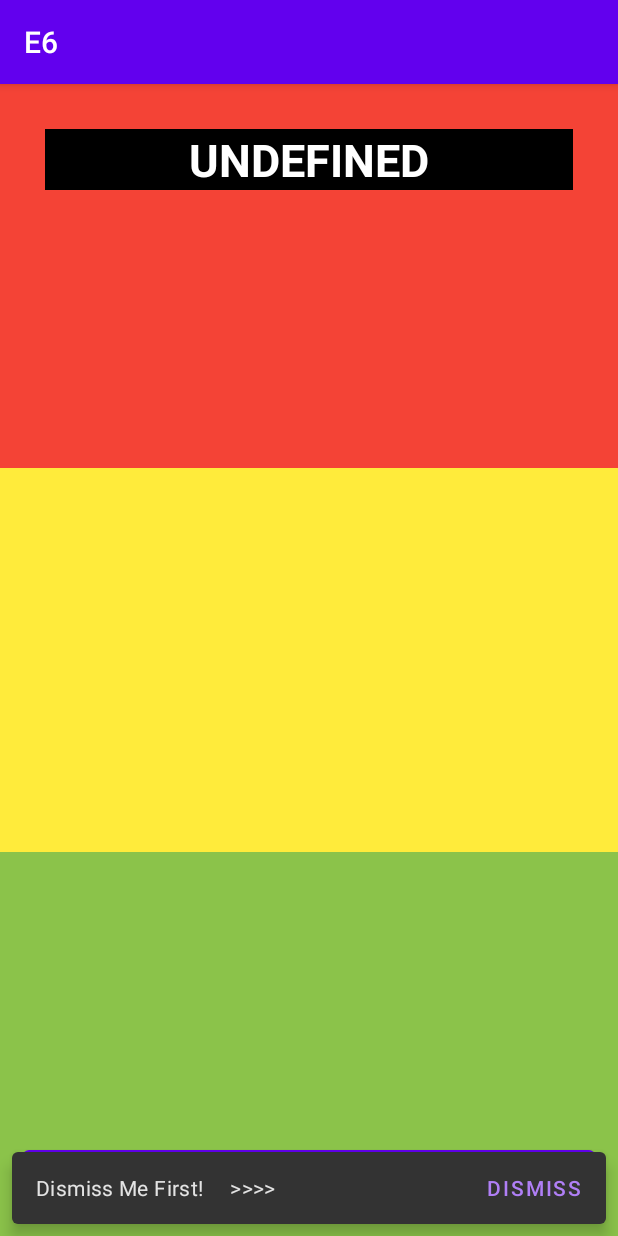
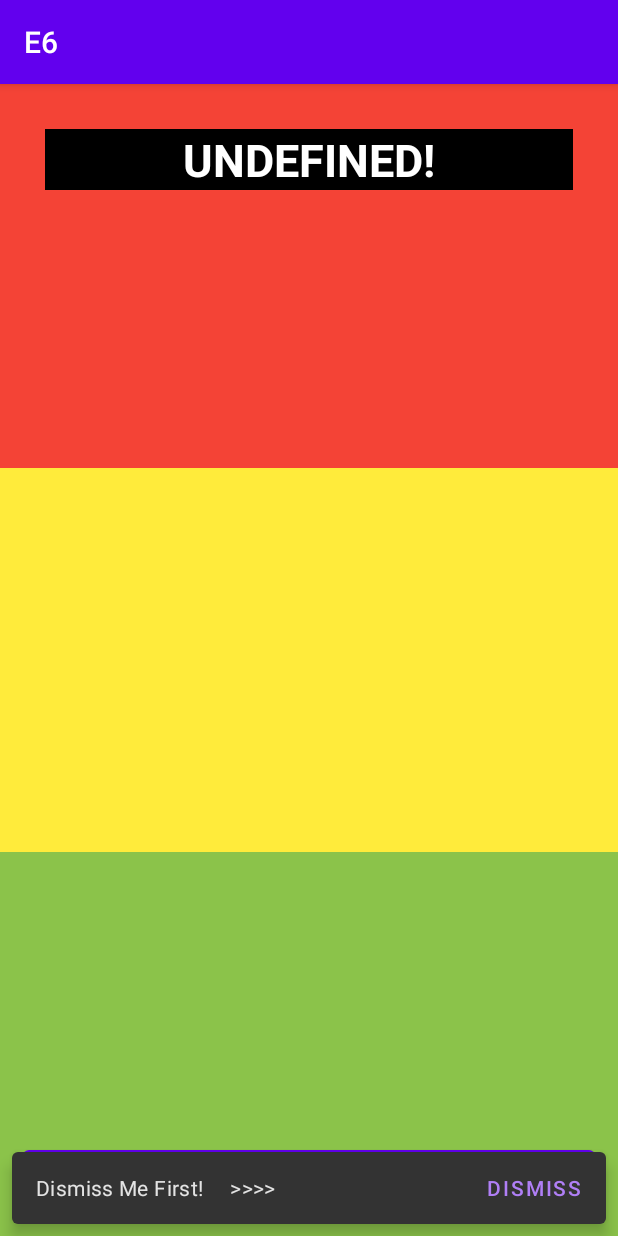
Before and after one commit to kareemtawab/AndroidStudioProjects, an Android app: the screen it shows after launch (Screen1), after a tap on "SCREEN 1", on a phone screen of 412 x 824 dp. Run offline under Robolectric (Android 15) with nearby library versions, the light colour scheme and no system bars.

Commit message:
E6 Modified

```diff
--- a/E6/app/src/main/java/com/example/e6/MainActivity.java
+++ b/E6/app/src/main/java/com/example/e6/MainActivity.java
@@ -14,7 +14,7 @@ import androidx.appcompat.app.AppCompatActivity;
 
 public class MainActivity extends AppCompatActivity {
 
-    String name = "UNDEFINED";
+    String name = "UNDEFINED!";
 
     @Override
     protected void onCreate(Bundle savedInstanceState) {
```
